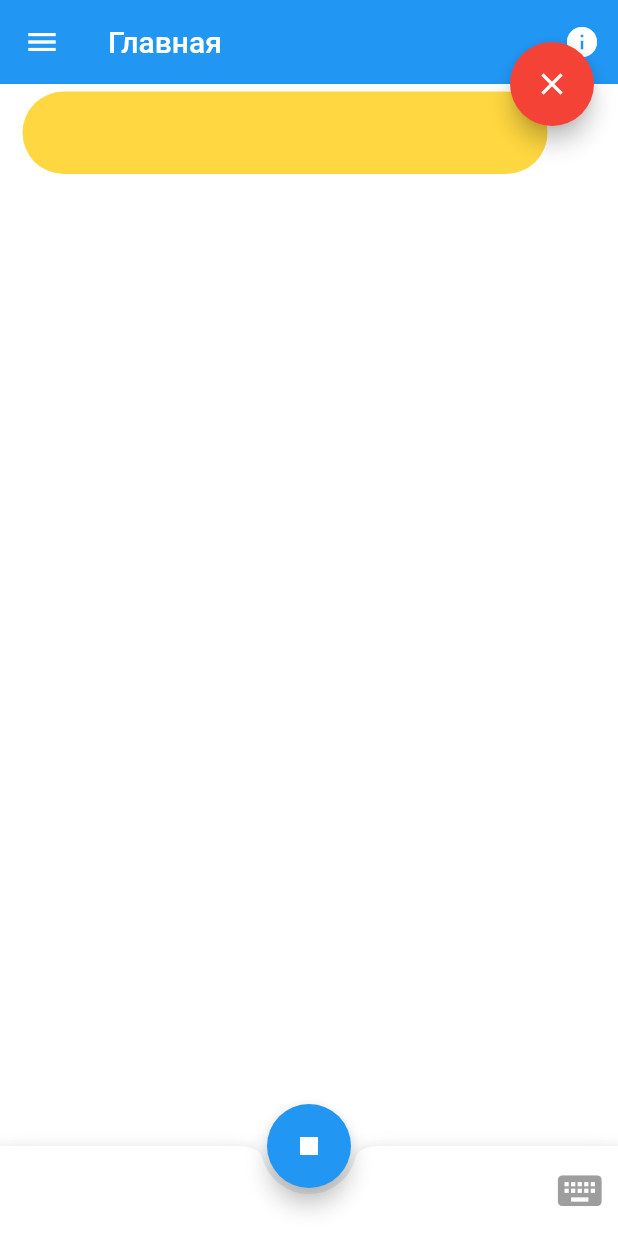
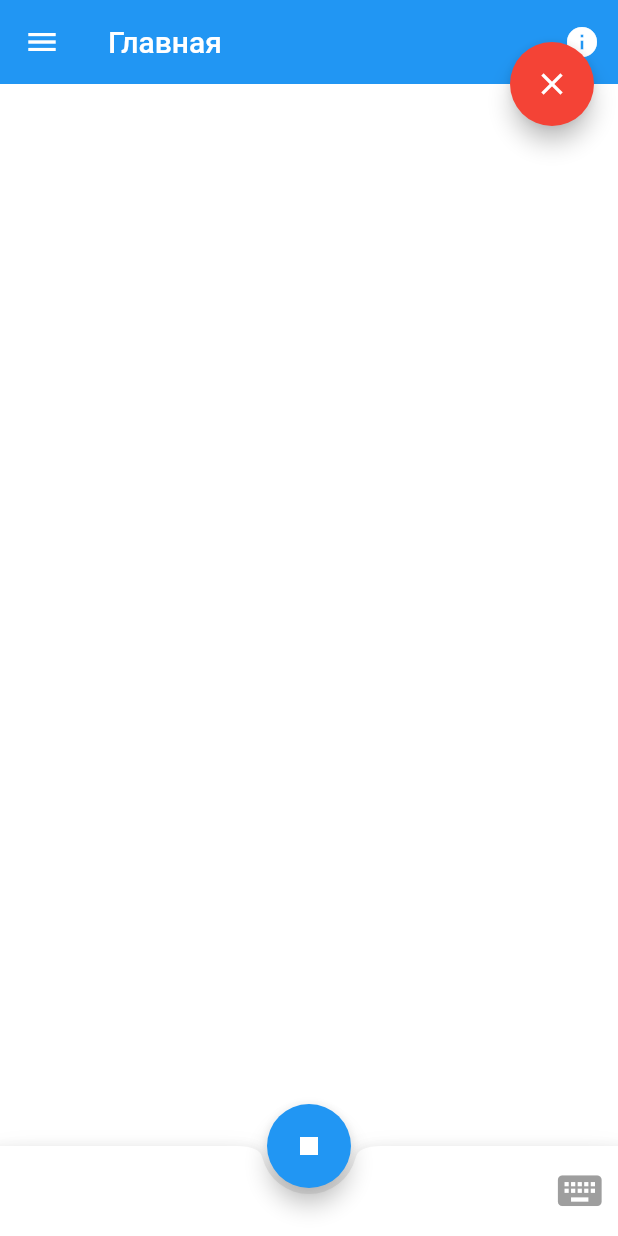
Before and after one commit to SimplyProgger/octopus-app, a Flutter app: the HomePage screen opened directly, after a tap on the "menu" icon, after a tap on the "mic" icon, on a phone screen of 412 x 824 dp. Run offline on Flutter 3.47's test engine with Material 2 defaults, Android fonts, the phone set to English and light mode, and no system bars; drawn by our look-alikes of carousel_pro; our stand-ins replace flutter_screenutil, flutter_tts, google_sign_in; missing offline and left inert: flutter_facebook_login, speech_recognition.

Commit message:
update voice message

```diff
--- a/lib/pages/Widgets/bottomsheetwidget.dart
+++ b/lib/pages/Widgets/bottomsheetwidget.dart
@@ -64,21 +64,6 @@ class _BottomSheetWidgetState extends State<BottomSheetWidget> {
       await flutterTts.setLanguage("ru-RU");
     }
 
-    final GlobalKey<AnimatedListState> _listKey = GlobalKey();
-    List<String> _data = [];
-
-    void _insertSingleItem() {
-      int insertIndex;
-      if(_data.length > 0) {
-        insertIndex = _data.length;
-      }else{
-        insertIndex = 0;
-      }
-      String item = "Item insert index + 1";
-      _data.insert(insertIndex,item);
-      _listKey.currentState.insertItem(insertIndex);
-    }
-
     return new Scaffold(
       backgroundColor: Colors.white,
       body: Container(
@@ -88,18 +73,14 @@ class _BottomSheetWidgetState extends State<BottomSheetWidget> {
           borderRadius: BorderRadius.circular(30),
         ),
         child: Container(
-          width: 350,
-          padding: EdgeInsets.only(top: 25,right: 150),
-          child: AnimatedList(
-            key: _listKey,
-            initialItemCount: _data.length,
-            itemBuilder: (context,index,animation) {
-              return _buildItem(_data[index],animation,index);
-            },
+          decoration: BoxDecoration(
+            borderRadius: BorderRadius.circular(8),
+            gradient: LinearGradient(colors: [Colors.amber,Colors.amberAccent])
           ),
-          decoration: new BoxDecoration(
-            borderRadius: BorderRadius.circular(30),
-            color: Colors.amberAccent,
+          child: Column(
+            children: <Widget>[
+              Text(resultText,style: TextStyle(color: Colors.black45,),),
+            ],
           ),
         ),
       ),
@@ -111,13 +92,11 @@ class _BottomSheetWidgetState extends State<BottomSheetWidget> {
             _isTap ? _color = Colors.red : _color = Colors.pinkAccent;
             _isTap ? _iconDataButton = Icons.stop : _iconDataButton = Icons.mic;
           });
-          _insertSingleItem();
 
           if (_isAvailable && !_isListening)
             _speechRecognition
                 .listen(locale: "ru_RU")
                 .then((result) => print('$result'));
-          speak();
         },
       ),
       floatingActionButtonLocation: FloatingActionButtonLocation.centerDocked,
@@ -145,15 +124,4 @@ class _BottomSheetWidgetState extends State<BottomSheetWidget> {
       ),
     );
   }
-  Widget _buildItem(String item,Animation animation,int index) {
-    return SizeTransition(
-      sizeFactor: animation,
-      child: Card(
-        elevation: 5.0,
-        child: ListTile(
-          title: Text(resultText,style: TextStyle(fontSize: 15),),
-        ),
-      ),
-    );
-  }
 }
--- a/lib/pages/home_page.dart
+++ b/lib/pages/home_page.dart
@@ -6,6 +6,7 @@ import 'package:octopus/pages/fragments/five_fragment.dart';
 import 'package:octopus/pages/fragments/six_fragment.dart';
 import 'package:flutter/material.dart';
 import 'package:octopus/pages/Widgets/bottomsheetwidget.dart';
+import 'package:flutter_tts/flutter_tts.dart';
 
 
 class DrawerItem {
@@ -63,7 +64,6 @@ class HomePageState extends State<HomePage> {
     setState(() => _selectedDrawerIndex = index);
     Navigator.of(context).pop(); // close the drawer
   }
-
 
 
 
@@ -129,7 +129,12 @@ class _MyFloatingActionButton extends State<MyFloatingButton> {
 
   String resultText = "";
 
+  final FlutterTts flutterTts = FlutterTts();
 
+  Future speak() async {
+    await flutterTts.setPitch(1);
+    await flutterTts.setLanguage("ru-RU");
+  }
 
   @override
   Widget build(BuildContext context) {
@@ -157,6 +162,7 @@ class _MyFloatingActionButton extends State<MyFloatingButton> {
           _iconData = Icons.menu;
           _color = Colors.blue;
         });
+        flutterTts.speak("Привет,меня зовут Спрутоняшка!");
       },
       ) : Container();
   }
--- a/lib/pages/login_page.dart
+++ b/lib/pages/login_page.dart
@@ -70,12 +70,14 @@ class _LoginPageState extends State<LoginPage> {
   }
 
   _loginWithGoogle() async {
-    Navigator.push(context, MaterialPageRoute(builder: (context) => HomePage()));
     try{
       await _googleSignIn.signIn();
       setState(() {
         _isLoggedInGoogle = true;
       });
+      if(_isLoggedInGoogle == true) {
+        Navigator.push(context, MaterialPageRoute(builder: (context) => HomePage()));
+      }
     } catch (err){
       print(err);
     }
```
